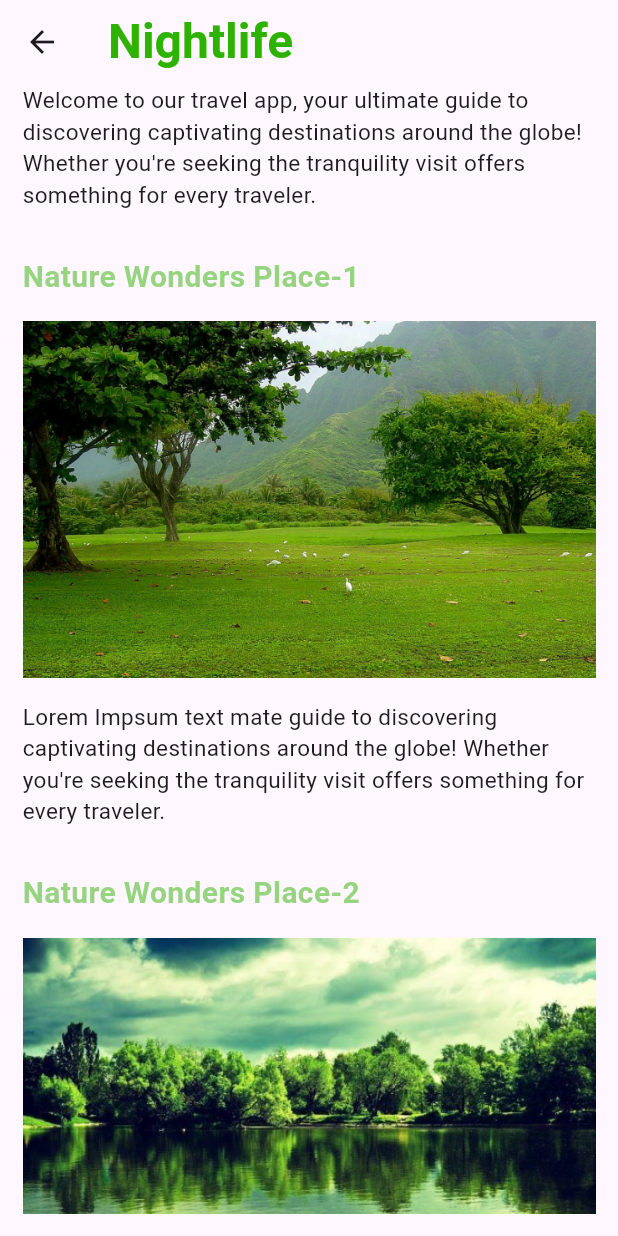
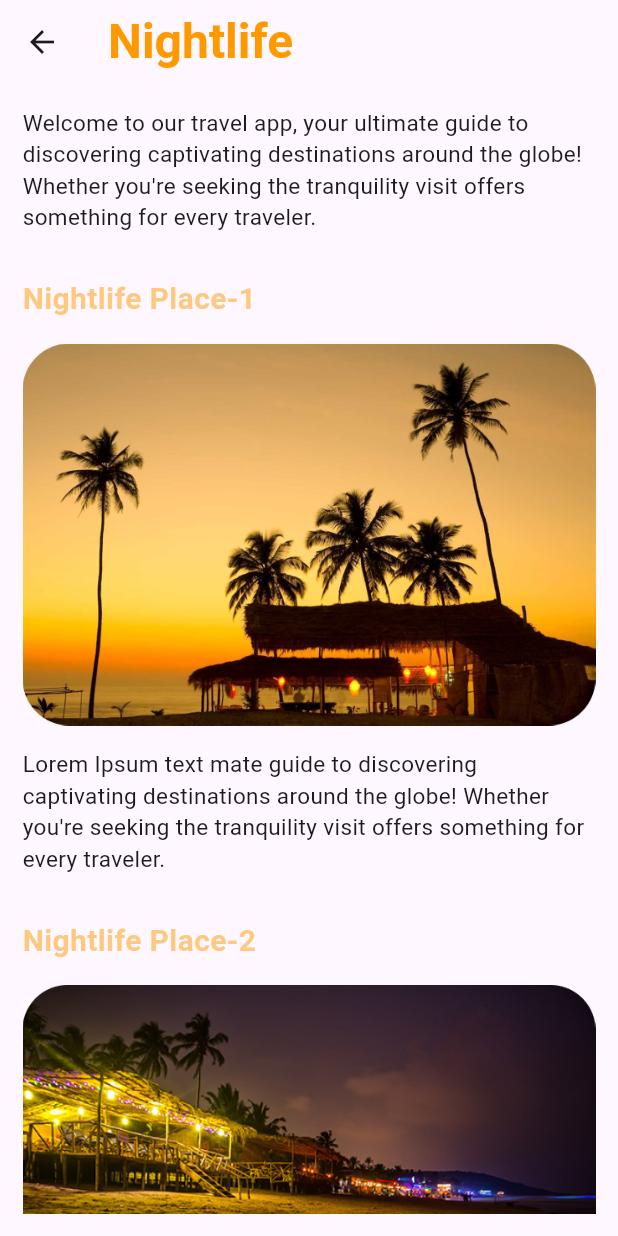
Before and after one commit to Pranab-1994/flutter_natureapp, a Flutter app: the screen it shows after launch, after a tap on "Nightlife", on a phone screen of 412 x 824 dp. Run offline on Flutter 3.47's test engine with Material 3 defaults, Android fonts, the phone set to English and light mode, and no system bars.

Commit message:
sate wise lroute added

```diff
--- a/lib/constants/mock_datas.dart
+++ b/lib/constants/mock_datas.dart
@@ -1,7 +1,10 @@
 import 'package:flutter/material.dart';
 
 final List<Map<String, dynamic>> natureList = [
-  {"title": "Natural Wonders", "color": const Color(0xFF8E8FFA)},
+  {
+    "title": "Natural Wonders",
+    "color": const Color(0xFF8E8FFA),
+  },
   {"title": "Nightlife", "color": const Color(0xFF8E8FFA)},
   {"title": "Landmarks", "color": const Color(0xFFC2D9FF)},
   {"title": "Cultural", "color": const Color(0xFFC2D9FF)},
--- a/lib/pages/dashboard/dashboard_screen.dart
+++ b/lib/pages/dashboard/dashboard_screen.dart
@@ -3,7 +3,9 @@ import 'package:nature_app/constants/mock_datas.dart';
 import 'package:nature_app/pages/dashboard/dashboard_widgets/book_ride_button.dart';
 import 'package:nature_app/pages/dashboard/dashboard_widgets/dashboard_header.dart';
 import 'package:nature_app/pages/dashboard/dashboard_widgets/nature_list.dart';
+import 'package:nature_app/pages/dashboard/landmark_details.dart';
 import 'package:nature_app/pages/dashboard/nature_details.dart';
+import 'package:nature_app/pages/dashboard/nightlife_details.dart';
 
 class DashboardScreen extends StatefulWidget {
   const DashboardScreen({super.key});
@@ -14,12 +16,30 @@ class DashboardScreen extends StatefulWidget {
 
 class _DashboardScreenState extends State<DashboardScreen> {
   onNatureTap(natureData) {
-    print('hi=> $natureData');
-    Navigator.of(context).push(
-      MaterialPageRoute(
-        builder: (context) => NatureDetails(title: natureData),
-      ),
-    );
+    print('natureDataName=> $natureData');
+    print('natureDataName-type=> ${natureData.runtimeType}');
+    if (natureData == "Natural Wonders") {
+      Navigator.of(context).push(
+        MaterialPageRoute(
+          builder: (context) => NatureDetails(title: natureData),
+        ),
+      );
+    } else if (natureData == "Nightlife") {
+      Navigator.of(context).push(
+        MaterialPageRoute(
+          builder: (context) => NightlifeDetails(title: natureData),
+        ),
+      );
+    } else if (natureData == "Landmarks") {
+      Navigator.of(context).push(
+        MaterialPageRoute(
+          builder: (context) => LandmarkDetails(title: natureData),
+        ),
+      );
+    } else {
+      return;
+    }
+
     // Navigator.push(
     //   context,
     //   MaterialPageRoute(builder: (context) => const NatureDetails()),
--- a/lib/pages/dashboard/nature_details.dart
+++ b/lib/pages/dashboard/nature_details.dart
@@ -83,7 +83,6 @@ class NatureDetails extends StatelessWidget {
       Image.asset(natureImg);
 
   Widget buildHeaderDetails2({required String natureName}) {
-    print('data=> $natureName');
     return Container(
       margin: const EdgeInsets.only(top: 30, bottom: 15),
       alignment: Alignment.topLeft,
--- a/lib/pages/dashboard/nightlife_details.dart
+++ b/lib/pages/dashboard/nightlife_details.dart
@@ -1,15 +1,16 @@
 import 'package:flutter/material.dart';
 
 class NightlifeDetails extends StatelessWidget {
-  const NightlifeDetails({super.key});
+  final String title;
+  const NightlifeDetails({required this.title, super.key});
 
   @override
   Widget build(BuildContext context) {
     return Scaffold(
       appBar: AppBar(
-        title: const Text(
-          "Nightlife",
-          style: TextStyle(
+        title: Text(
+          title,
+          style: const TextStyle(
             fontWeight: FontWeight.w600,
             fontSize: 32,
             color: Color(0xFFFF9900),
```
Also changed, not shown: lib/pages/dashboard/landmark_details.dart (+5 -4 lines).
